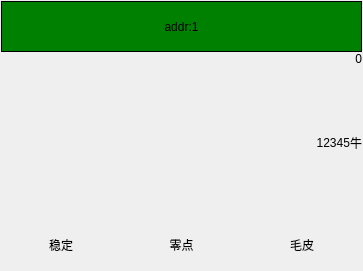
This is devwidget.ui in byteman/WFace as Qt 5 draws it before an edit. The edited form follows.
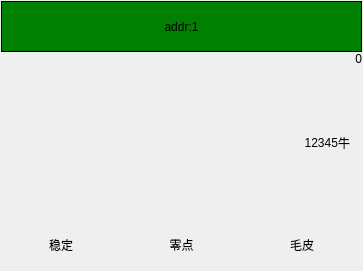
This is the edited form.

```diff
--- a/devwidget.ui
+++ b/devwidget.ui
@@ -98,6 +98,18 @@
      </item>
      <item>
       <widget class="QLabel" name="lbl_unit">
+       <property name="sizePolicy">
+        <sizepolicy hsizetype="Preferred" vsizetype="Expanding">
+         <horstretch>0</horstretch>
+         <verstretch>0</verstretch>
+        </sizepolicy>
+       </property>
+       <property name="minimumSize">
+        <size>
+         <width>24</width>
+         <height>0</height>
+        </size>
+       </property>
        <property name="styleSheet">
         <string notr="true"/>
        </property>
```
